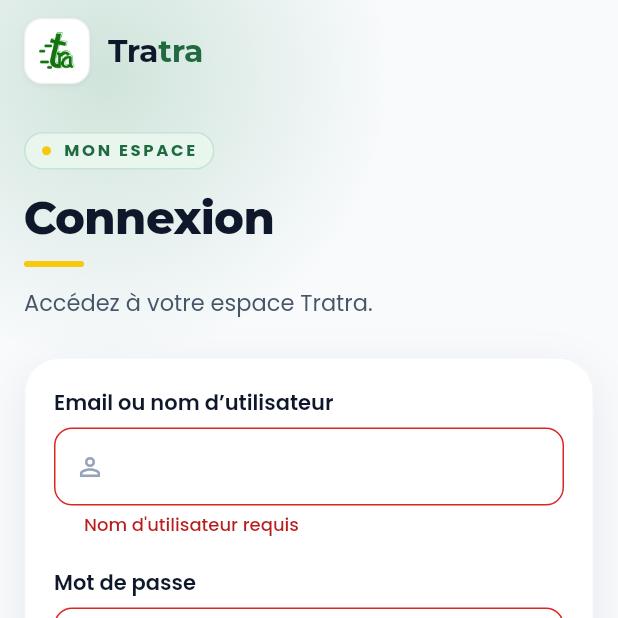
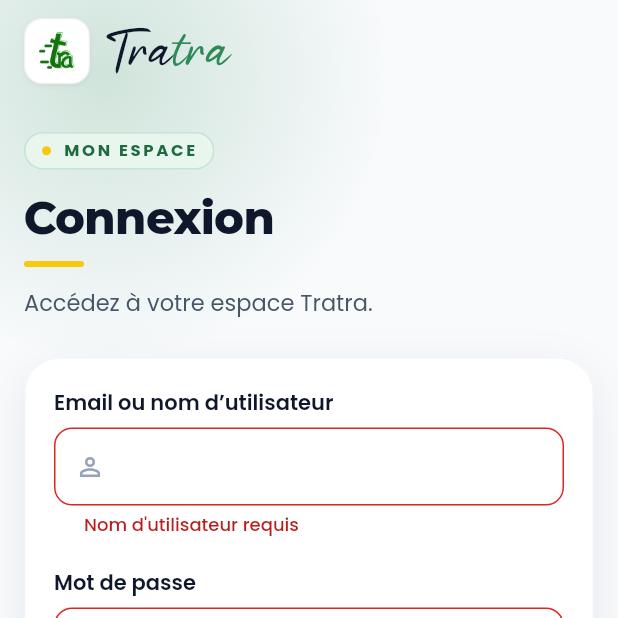
Before and after one commit to sergehoo/tratramob, a Flutter app: the screen it shows after launch, after a tap on "Se connecter", on a phone screen of 412 x 824 dp, the top half of it. Run offline on Flutter 3.47's test engine with Material 3 defaults, Android fonts, the phone set to English and light mode, and no system bars; our stand-ins replace cached_network_image, carousel_slider, flutter_secure_storage, font_awesome_flutter, geolocator, image_picker and 1 more; accounts and stored records are empty; network calls fail.

Commit message:
feat(flutter): le nom « Tratra » en police de marque Bonskin
TratraWordmark (deux tons, miroir de BrandWordmark côté web) affiche le nom de l'application
dans l'en-tête d'accueil et le cadre d'authentification ; la police Bonskin est déclarée dans
pubspec (assets/fonts/Bonskin.otf) et exposée par le token TtFont.brand (généré).

ATTENTION : version « free for personal use » — licence commerciale requise avant production
(voir frontend/design-system/BONSKIN-LICENCE.md dans le dépôt tratra).

Co-Authored-By: Claude Sonnet 5.5 <noreply@anthropic.com>

```diff
--- a/flutter_tratra/lib/design/design.dart
+++ b/flutter_tratra/lib/design/design.dart
@@ -19,3 +19,4 @@ export 'widgets/tratra_otp_input.dart';
 export 'widgets/tratra_section_header.dart';
 export 'widgets/tratra_sheet.dart';
 export 'widgets/tratra_skeleton.dart';
+export 'widgets/tratra_wordmark.dart';
--- a/flutter_tratra/lib/design/tokens.dart
+++ b/flutter_tratra/lib/design/tokens.dart
@@ -141,6 +141,8 @@ abstract final class TtLayout {
 abstract final class TtFont {
   static const String display = 'Montserrat';
   static const String body = 'Poppins';
+  /// Script de marque, réservé au nom « Tratra » (TratraWordmark).
+  static const String brand = 'Bonskin';
 }
 
 /// Spécification d'un style de texte (taille desktop/mobile, interligne, graisse, crénage en em).
--- /dev/null
+++ b/flutter_tratra/lib/design/widgets/tratra_wordmark.dart
@@ -0,0 +1,39 @@
+import 'package:flutter/material.dart';
+
+import '../tokens.dart';
+
+/// Nom de l'application « Tratra » en script de marque (Bonskin) — seul endroit où cette police
+/// est utilisée (miroir de `BrandWordmark` côté web). `onNight` : fond sombre (blanc + jaune) ;
+/// sinon fond clair (encre + vert). Décoratif : le nom accessible est « Tratra ».
+class TratraWordmark extends StatelessWidget {
+  const TratraWordmark({super.key, this.size = 30, this.onNight = false});
+
+  final double size;
+  final bool onNight;
+
+  @override
+  Widget build(BuildContext context) {
+    final base = TextStyle(
+      fontFamily: TtFont.brand,
+      fontSize: size,
+      height: 1.1,
+      letterSpacing: 0,
+      color: onNight ? Colors.white : TtColors.ink,
+    );
+    return Semantics(
+      label: 'Tratra',
+      excludeSemantics: true,
+      child: Text.rich(
+        TextSpan(
+          style: base,
+          children: [
+            const TextSpan(text: 'Tra'),
+            TextSpan(text: 'tra', style: base.copyWith(color: onNight ? TtColors.accent : TtColors.primary)),
+          ],
+        ),
+        maxLines: 1,
+        softWrap: false,
+      ),
+    );
+  }
+}
--- a/flutter_tratra/lib/screens/auth/widgets/auth_frame.dart
+++ b/flutter_tratra/lib/screens/auth/widgets/auth_frame.dart
@@ -161,25 +161,11 @@ class _BrandHeader extends StatelessWidget {
 
   @override
   Widget build(BuildContext context) {
-    final wordmark =
-        TratraTheme.style(TtType.h2).copyWith(fontWeight: FontWeight.w800);
     return Row(
       children: [
         const Hero(tag: 'app-logo', child: TratraBrandMark(size: 44)),
         const SizedBox(width: TtSpace.s3),
-        ExcludeSemantics(
-          child: Text.rich(
-            TextSpan(
-              style: wordmark,
-              children: [
-                const TextSpan(text: 'Tra'),
-                TextSpan(
-                    text: 'tra',
-                    style: wordmark.copyWith(color: TtColors.primaryDark)),
-              ],
-            ),
-          ),
-        ),
+        const TratraWordmark(size: 34),
         const Spacer(),
         if (onBack != null)
           TratraButton(
--- a/flutter_tratra/lib/screens/home/home_hero.dart
+++ b/flutter_tratra/lib/screens/home/home_hero.dart
@@ -81,14 +81,7 @@ class HomeHero extends StatelessWidget {
                       children: [
                         const TratraBrandMark(size: 40),
                         const SizedBox(width: TtSpace.s3),
-                        Flexible(
-                          child: Text(
-                            'Tratra',
-                            maxLines: 1,
-                            overflow: TextOverflow.ellipsis,
-                            style: TratraTheme.style(TtType.h3, color: Colors.white),
-                          ),
-                        ),
+                        const Flexible(child: TratraWordmark(size: 32, onNight: true)),
                       ],
                     ),
                     actions: [
--- a/flutter_tratra/pubspec.yaml
+++ b/flutter_tratra/pubspec.yaml
@@ -53,6 +53,11 @@ flutter:
           weight: 600
         - asset: assets/fonts/Poppins-Bold.ttf
           weight: 700
+    # Script de marque : nom « Tratra » uniquement. Licence commerciale requise avant
+    # production — voir frontend/design-system/BONSKIN-LICENCE.md (dépôt tratra).
+    - family: Bonskin
+      fonts:
+        - asset: assets/fonts/Bonskin.otf
     - family: Montserrat
       fonts:
         - asset: assets/fonts/Montserrat-Variable.ttf
```
Also changed, not shown: flutter_tratra/assets/fonts/Bonskin.otf (added), 1 other file.
